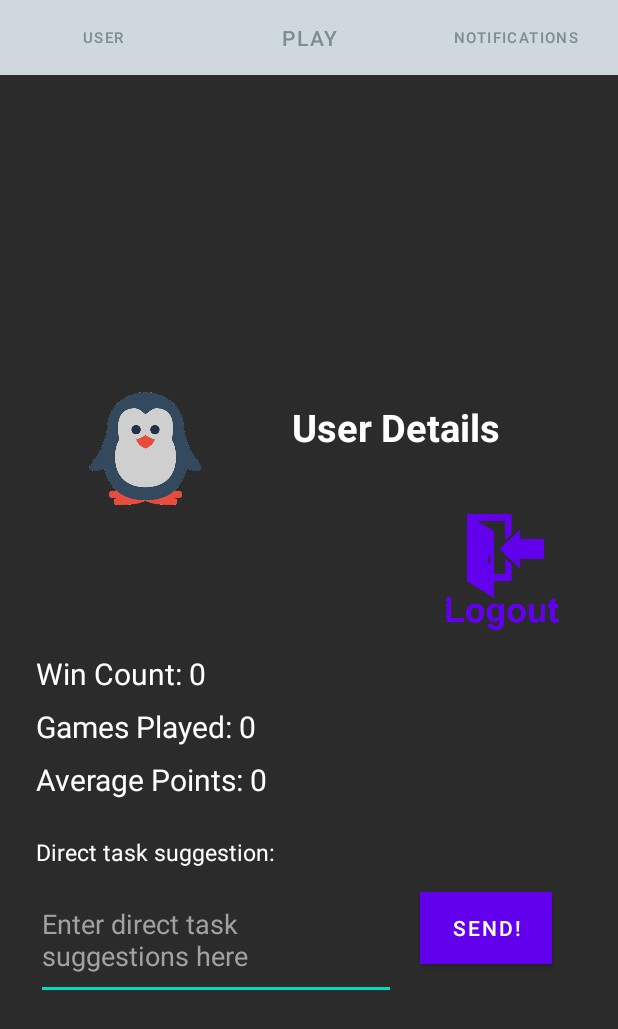
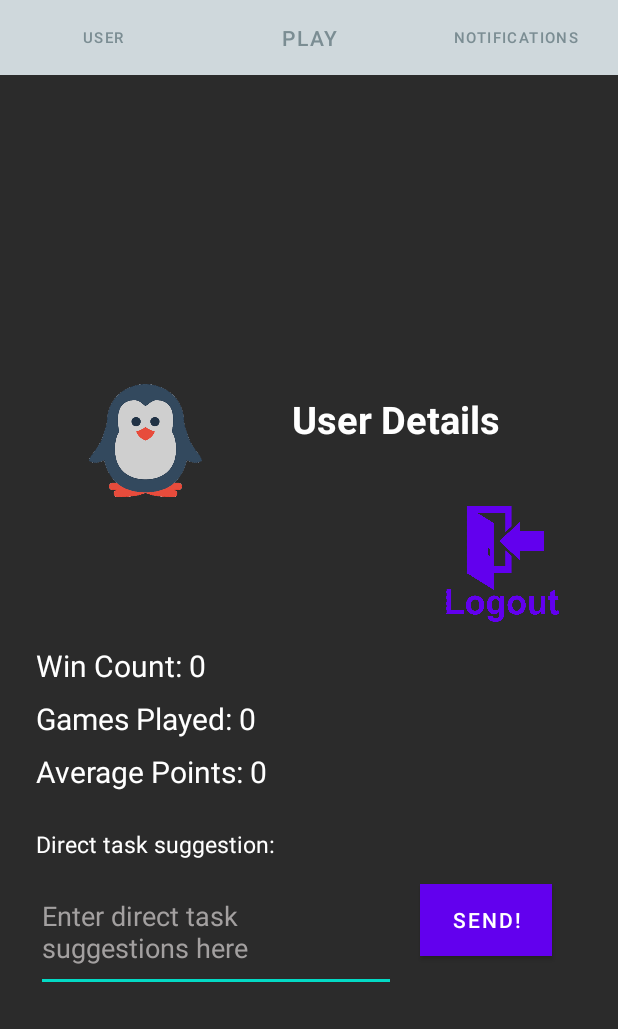
Before and after one commit to AhmetErdemTerzi/CS102_Project_IceBreaker, an Android app: the screen it shows after launch once a user with an empty profile is signed in (UserTab), on a phone screen of 412 x 824 dp. Shown: the top 1029 px of the screen. Run offline under Robolectric (Android 15) with nearby library versions, the phone set to English and light mode, and no system bars; our stand-ins replace Firebase (no records; nobody signed in at launch, a user with empty details on screens opened directly); Roboto replaces fonts that are not available here; 14 statements that could not run were skipped.

Commit message:
last modifications

```diff
--- a/app/src/main/java/com/example/icebreak/LobbyActivity.java
+++ b/app/src/main/java/com/example/icebreak/LobbyActivity.java
@@ -193,6 +193,7 @@ public class LobbyActivity extends AppCompatActivity implements View.OnClickList
                                     if (timer != null) {
                                         timer.cancel();
                                     }
+                                    FirebaseDatabase.getInstance().getReference().child("Users").child(UserTab.userClass.getUID()).child("Outdoor").child("DirectTaskCode").setValue("");
                                     Intent intent = new Intent(LobbyActivity.this, OutdoorEventMainActivity.class);
                                     startActivity(intent);
                                 }
--- a/app/src/main/res/layout/activity_play_tab.xml
+++ b/app/src/main/res/layout/activity_play_tab.xml
@@ -88,7 +88,7 @@
                 android:layout_width="200dp"
                 android:layout_height="50dp"
                 android:layout_marginLeft="50dp"
-                android:layout_marginTop="75dp"
+                android:layout_marginTop="90dp"
                 android:hint="Enter Lobby Code."
                 android:textColor="@color/white"
                 android:textColorHint="@color/white"
@@ -101,7 +101,7 @@
                 android:layout_marginLeft="24dp"
                 android:layout_toRightOf="@id/lobbyCode"
 
-                android:layout_marginTop="75dp"
+                android:layout_marginTop="90dp"
                 android:background="#4CAF50"
                 android:text="Joın" />
 
--- a/app/src/main/res/layout/activity_user_tab.xml
+++ b/app/src/main/res/layout/activity_user_tab.xml
@@ -76,7 +76,7 @@
             android:layout_alignParentStart="true"
             android:layout_alignParentTop="true"
             android:layout_marginStart="59dp"
-            android:layout_marginTop="54dp"
+            android:layout_marginTop="44dp"
             android:layout_marginEnd="16dp"
             android:layout_marginBottom="16dp"
             app:srcCompat="@drawable/penguinicon" />
@@ -87,7 +87,7 @@
             android:layout_height="wrap_content"
             android:layout_alignParentTop="true"
             android:layout_marginLeft="44dp"
-            android:layout_marginTop="60dp"
+            android:layout_marginTop="50dp"
             android:layout_toRightOf="@id/penguinuser"
 
             android:text="User Details"
```
